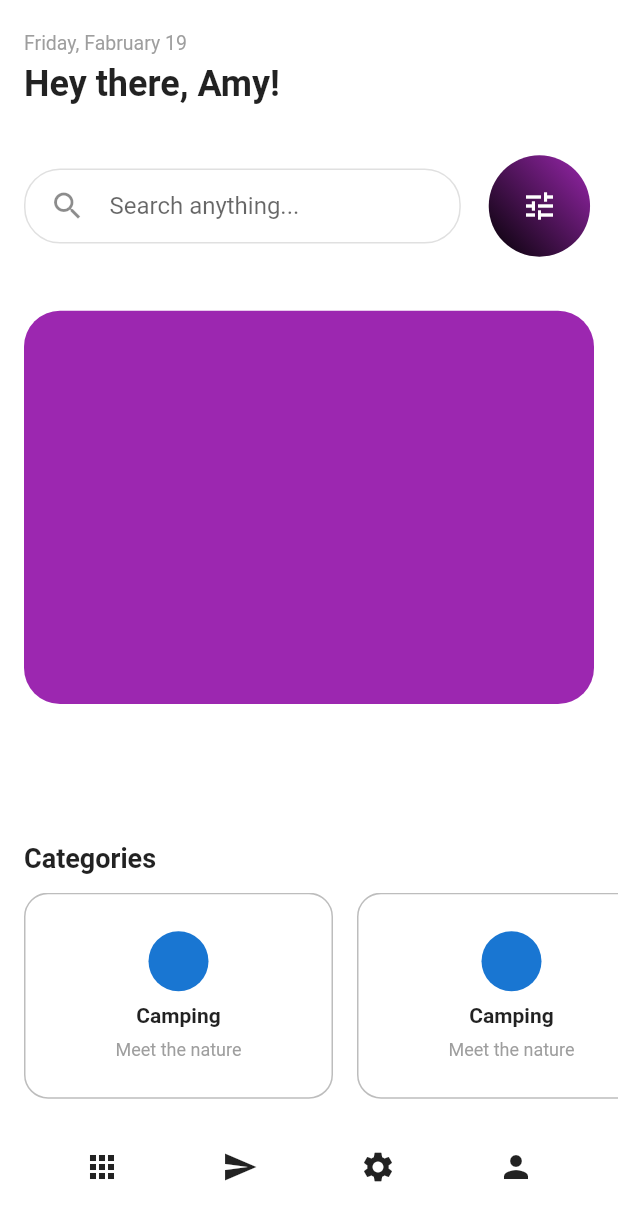
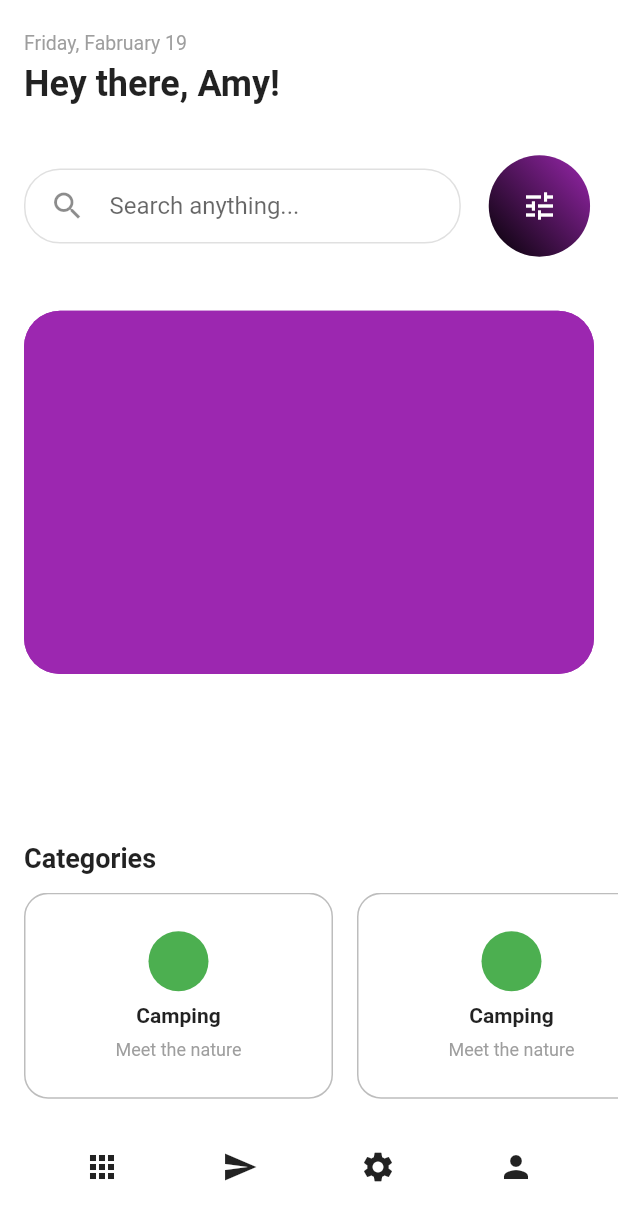
Before and after one commit to JAICHANGPARK/flutter_notebook_11th_story, a Flutter app: the screen it shows after launch, on a phone screen of 412 x 824 dp. Shown: the top 1221 px of the screen. Run offline on Flutter 3.47's test engine with Material 2 defaults, Android fonts, the phone set to English and light mode, and no system bars; our stand-ins replace backdrop, badges, flutter_inner_drawer, flutter_slidable, flutter_swiper, google_fonts.

Commit message:
Update experience_home_page.dart

```diff
--- a/lib/ep718_experience_app/experience_home_page.dart
+++ b/lib/ep718_experience_app/experience_home_page.dart
@@ -84,7 +84,16 @@ class _ExperienceHomePageState extends State<ExperienceHomePage> {
                           left: 0,
                           right: 0,
                           top: 8,
-                          bottom: 64,
+                          bottom: 84,
+                          child: Container(
+                            decoration: BoxDecoration(color: Colors.purple,
+                                borderRadius: BorderRadius.circular(24)),
+                          )),
+                      Positioned(
+                          left: 0,
+                          right: 0,
+                          top: 8,
+                          bottom: 84,
                           child: Container(
                             decoration: BoxDecoration(color: Colors.purple,
                                 borderRadius: BorderRadius.circular(24)),
@@ -122,7 +131,9 @@ class _ExperienceHomePageState extends State<ExperienceHomePage> {
                                 child: Column(
                                   mainAxisAlignment: MainAxisAlignment.center,
                                   children: [
-                                    CircleAvatar(),
+                                    CircleAvatar(
+                                      backgroundColor: Colors.green,
+                                    ),
                                     Padding(
                                       padding: const EdgeInsets.symmetric(vertical: 8),
                                       child: Text(
```
